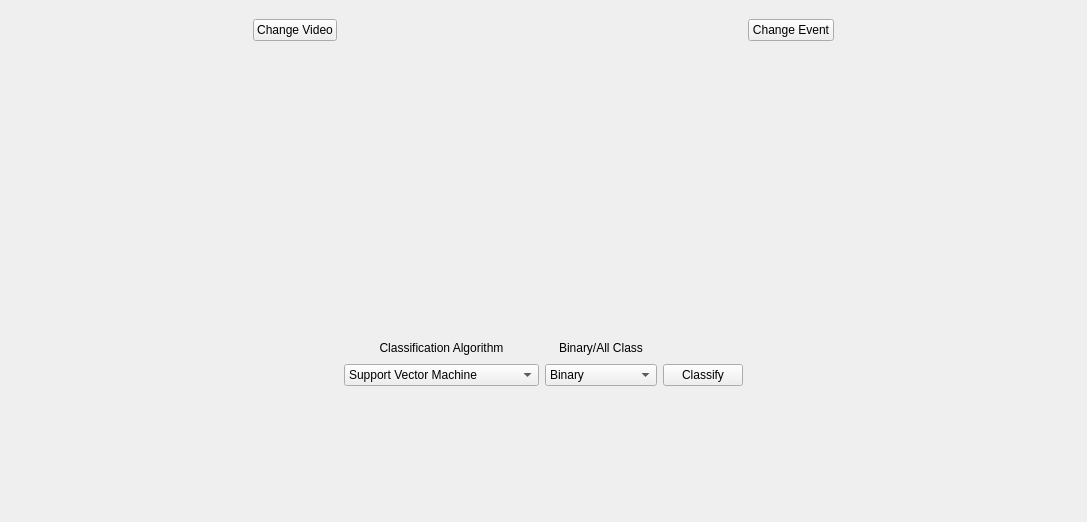
Above: qtUI/form.ui from mtuthill/ECE_Senior_Design before the change. Below: the same form after it.
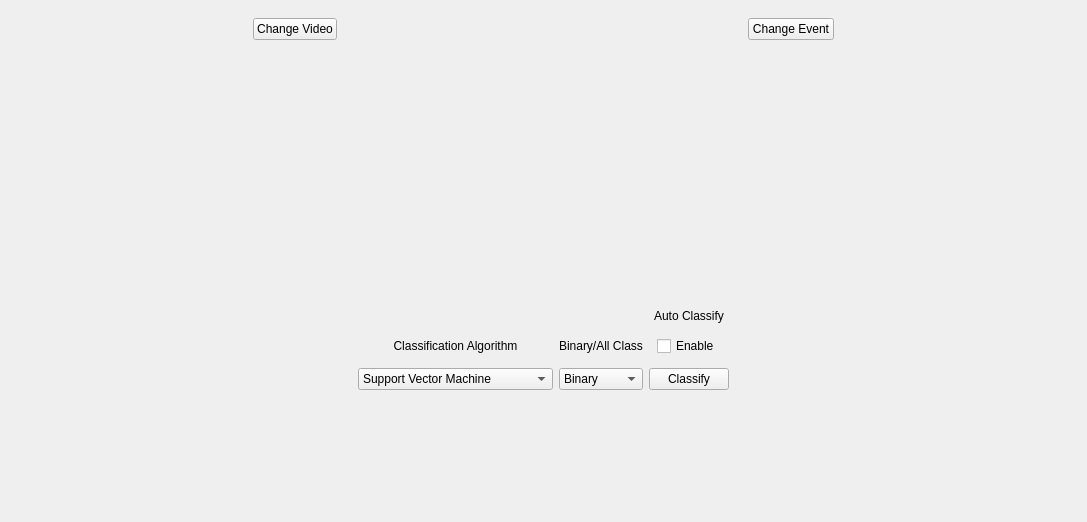
That is the form after the change.

Diff of the .ui file:
```diff
--- a/qtUI/form.ui
+++ b/qtUI/form.ui
@@ -118,7 +118,7 @@
      </layout>
     </item>
     <item>
-     <layout class="QGridLayout" name="buttonAlgLayout" rowstretch="1,1,1" columnstretch="6,2,2,1,6">
+     <layout class="QGridLayout" name="buttonAlgLayout" rowstretch="1,2,2" columnstretch="6,1,1,1,6">
       <item row="1" column="0" rowspan="2">
        <spacer name="horizontalSpacer_4">
         <property name="orientation">
@@ -132,18 +132,12 @@
         </property>
        </spacer>
       </item>
-      <item row="1" column="4" rowspan="2">
-       <spacer name="horizontalSpacer_3">
-        <property name="orientation">
-         <enum>Qt::Horizontal</enum>
+      <item row="0" column="3" alignment="Qt::AlignHCenter">
+       <widget class="QLabel" name="autoClassifyLabel">
+        <property name="text">
+         <string>Auto Classify</string>
         </property>
-        <property name="sizeHint" stdset="0">
-         <size>
-          <width>188</width>
-          <height>20</height>
-         </size>
-        </property>
-       </spacer>
+       </widget>
       </item>
       <item row="2" column="1">
        <widget class="QComboBox" name="algorithmDropDown">
@@ -177,23 +171,6 @@
         </property>
        </spacer>
       </item>
-      <item row="1" column="1">
-       <widget class="QLabel" name="algorithmLabel">
-        <property name="text">
-         <string>Classification Algorithm</string>
-        </property>
-        <property name="alignment">
-         <set>Qt::AlignCenter</set>
-        </property>
-       </widget>
-      </item>
-      <item row="1" column="2" alignment="Qt::AlignHCenter">
-       <widget class="QLabel" name="binaryAllClassLabel">
-        <property name="text">
-         <string>Binary/All Class</string>
-        </property>
-       </widget>
-      </item>
       <item row="2" column="2">
        <widget class="QComboBox" name="numClassCBox">
         <item>
@@ -208,6 +185,13 @@
         </item>
        </widget>
       </item>
+      <item row="1" column="2" alignment="Qt::AlignHCenter">
+       <widget class="QLabel" name="binaryAllClassLabel">
+        <property name="text">
+         <string>Binary/All Class</string>
+        </property>
+       </widget>
+      </item>
       <item row="2" column="3">
        <widget class="QPushButton" name="classifyButton">
         <property name="text">
@@ -215,6 +199,36 @@
         </property>
        </widget>
       </item>
+      <item row="1" column="4" rowspan="2">
+       <spacer name="horizontalSpacer_3">
+        <property name="orientation">
+         <enum>Qt::Horizontal</enum>
+        </property>
+        <property name="sizeHint" stdset="0">
+         <size>
+          <width>188</width>
+          <height>20</height>
+         </size>
+        </property>
+       </spacer>
+      </item>
+      <item row="1" column="1">
+       <widget class="QLabel" name="algorithmLabel">
+        <property name="text">
+         <string>Classification Algorithm</string>
+        </property>
+        <property name="alignment">
+         <set>Qt::AlignCenter</set>
+        </property>
+       </widget>
+      </item>
+      <item row="1" column="3" alignment="Qt::AlignHCenter|Qt::AlignVCenter">
+       <widget class="QCheckBox" name="autoEnableCheckbox">
+        <property name="text">
+         <string>Enable</string>
+        </property>
+       </widget>
+      </item>
      </layout>
     </item>
     <item>
```
